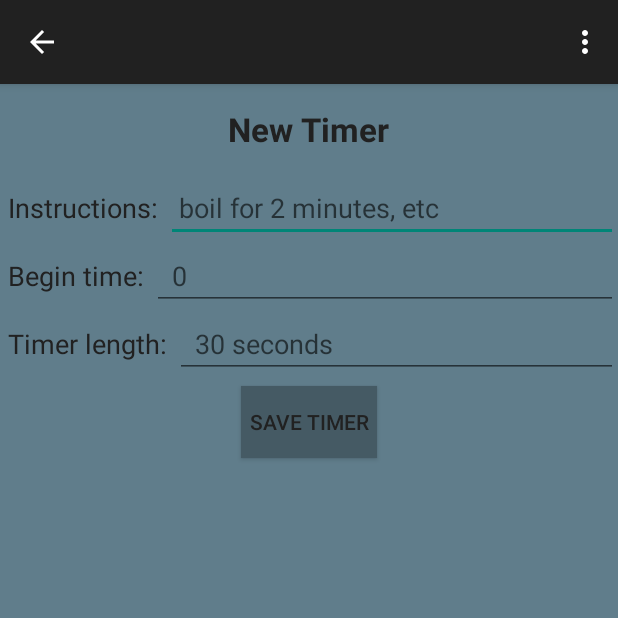
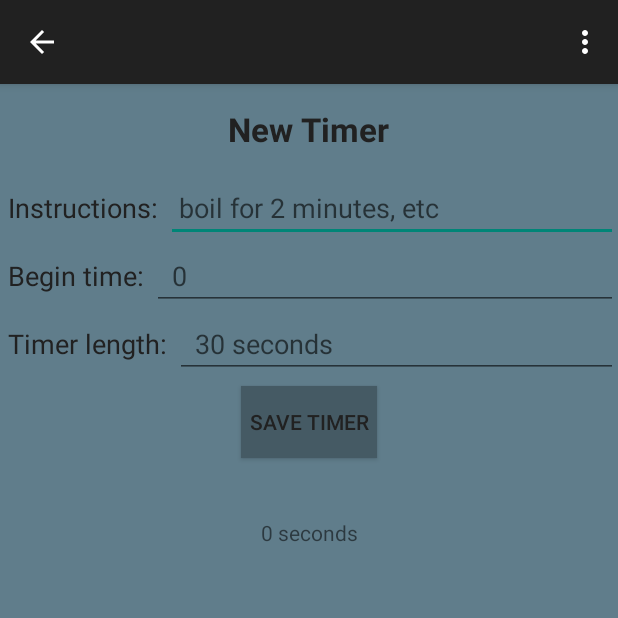
Before and after one commit to johnnyRose/insta-chef-app, an Android app: the CreateEditActivity screen opened directly, with no data from a screen before it, after a tap on "ADD STEPS...", on a phone screen of 412 x 824 dp, the top half of it. Run offline under Robolectric (Android 15) with nearby library versions, the phone set to English and light mode, and no system bars.

Commit message:
Commit to push changes to desktop computer.

```diff
--- a/app/src/main/java/com/example/sean/instantchef/AddTimersActivity.java
+++ b/app/src/main/java/com/example/sean/instantchef/AddTimersActivity.java
@@ -39,20 +39,13 @@ public class AddTimersActivity extends ActionBarActivity {
     }
 
     public void save_timer(View view) {
-        //TODO: create timers with this.
 
         Step step = new Step();
-
         step.description = ((TextView)findViewById(R.id.timerDescriptionEdit)).getText().toString();
         step.startTime = parseInt(((TextView)findViewById(R.id.timerStartEdit)).getText().toString());
         step.length = parseInt(((TextView)findViewById(R.id.timerLengthEdit)).getText().toString());
 
-        Bundle extras = getIntent().getExtras();
-
-        Recipe rec = MainActivity.recipes.get(CreateEditActivity.recipe_number);
-
-        rec.addStep(step);
-
+        CreateEditActivity.steps.add(step);
         timerAdapter.notifyDataSetChanged();
     }
 
@@ -107,7 +100,9 @@ public class AddTimersActivity extends ActionBarActivity {
             TextView descriptionView = (TextView)arg1.findViewById(R.id.descriptionView);
             TextView timeLeftView = (TextView)arg1.findViewById(R.id.timeLeftView);
             Step step = CreateEditActivity.steps.get(arg0);
-            //timeLeftView.setText(timer.secondsRemaining + " seconds");
+
+            descriptionView.setText(step.description);
+            timeLeftView.setText(step.length + " seconds");
 
             return arg1;
         }
--- a/app/src/main/java/com/example/sean/instantchef/CreateEditActivity.java
+++ b/app/src/main/java/com/example/sean/instantchef/CreateEditActivity.java
@@ -26,6 +26,7 @@ public class CreateEditActivity extends ActionBarActivity {
     public static ArrayList<Step> steps = new ArrayList<Step>();
     private boolean editing = false;
     public static int recipe_number;
+    public static Recipe current_recipe;
 
     @Override
     protected void onCreate(Bundle savedInstanceState) {
@@ -65,12 +66,17 @@ public class CreateEditActivity extends ActionBarActivity {
         editing = intent.getBooleanExtra("sean_and_john.edit_recipe.edit", false);
         if (editing) {
             recipe_number = intent.getIntExtra("sean_and_john.edit_recipe.number", 0);
+            current_recipe = MainActivity.recipes.get(recipe_number);
+
             TextView createRecipeTitleView = (TextView) findViewById(R.id.createRecipeTitleView);
             createRecipeTitleView.setText("Edit Recipe");
+
             TextView nameEditText = (TextView) findViewById(R.id.nameEditText);
             nameEditText.setText(MainActivity.recipes.get(recipe_number).name);
+
             TextView descriptionEditText = (TextView) findViewById(R.id.descriptionEditText);
             descriptionEditText.setText(MainActivity.recipes.get(recipe_number).description);
+
             TextView createdByEditText = (TextView) findViewById(R.id.createdByEditText);
             createdByEditText.setText(MainActivity.recipes.get(recipe_number).createdBy);
 
@@ -211,9 +217,10 @@ public class CreateEditActivity extends ActionBarActivity {
             }
             TextView descriptionView = (TextView)arg1.findViewById(R.id.descriptionView);
             TextView timeLeftView = (TextView)arg1.findViewById(R.id.timeLeftView);
-            Step timer = steps.get(arg0);
-            descriptionView.setText(timer.description);
-            //timeLeftView.setText(timer.secondsRemaining + " seconds");
+            Step step = steps.get(arg0);
+
+            descriptionView.setText(step.description);
+            timeLeftView.setText(step.length + " seconds");
 
             return arg1;
         }
--- a/app/src/main/java/com/example/sean/instantchef/Step.java
+++ b/app/src/main/java/com/example/sean/instantchef/Step.java
@@ -12,11 +12,12 @@ public class Step implements Serializable {
 
     public int id; // database integration
     public String description; // short description to be shown when timer starts, "add veggies", "reduce heat to simmer"
-    public int startTime; // if not primary timer, at what point in parent's life should this timer begin?
+    public int startTime; // At what point in the recipe's life should this timer begin?
     public int length;
 
     public String serialize() {
         // see note in Timer.serialize()
-        return "";
+        return "{\"id\":" + this.id + ", \"description\":\"" + this.description +  "\", \"startTime\":"
+                + this.startTime +  ", \"length\":" + this.length +"}";
     }
 }
--- a/app/src/main/res/layout/timer_list_view.xml
+++ b/app/src/main/res/layout/timer_list_view.xml
@@ -1,21 +1,26 @@
 <?xml version="1.0" encoding="utf-8"?>
-<LinearLayout xmlns:android="http://schemas.android.com/apk/res/android"
-    android:orientation="vertical" android:layout_width="match_parent"
+<RelativeLayout xmlns:android="http://schemas.android.com/apk/res/android"
+    android:orientation="vertical"
+    android:layout_width="fill_parent"
     android:layout_height="match_parent">
 
     <TextView
-        android:layout_width="wrap_content"
-        android:layout_height="wrap_content"
-        android:textAppearance="?android:attr/textAppearanceSmall"
+        android:layout_width="fill_parent"
+        android:layout_height="fill_parent"
+        android:textAppearance="?android:attr/textAppearanceMedium"
         android:text="Timer Start Description"
         android:id="@+id/descriptionView"
-        android:layout_gravity="center_horizontal" />
+        android:gravity="center"
+        android:layout_alignParentTop="true"
+        android:layout_centerHorizontal="true" />
 
     <TextView
-        android:layout_width="wrap_content"
-        android:layout_height="wrap_content"
+        android:layout_width="fill_parent"
+        android:layout_height="fill_parent"
         android:textAppearance="?android:attr/textAppearanceSmall"
         android:text="Timer length"
         android:id="@+id/timeLeftView"
-        android:layout_gravity="center_horizontal" />
-</LinearLayout>
+        android:gravity="center"
+        android:layout_below="@+id/descriptionView"
+        android:layout_centerHorizontal="true" />
+</RelativeLayout>
```
Also changed, not shown: 1 other file.
